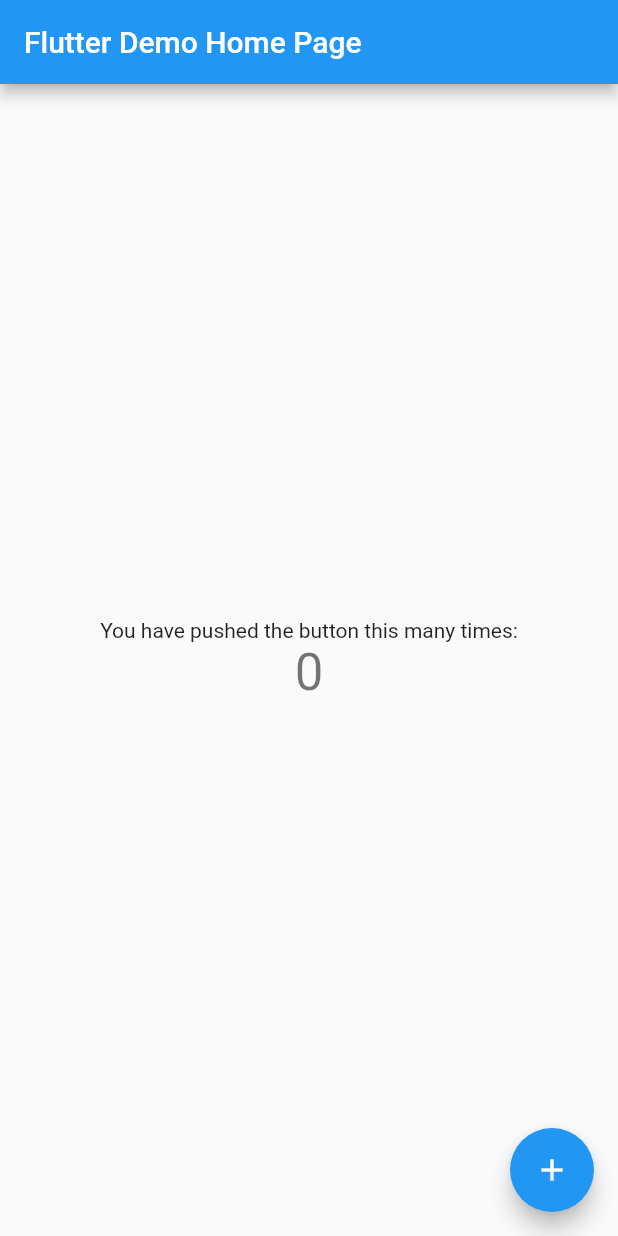
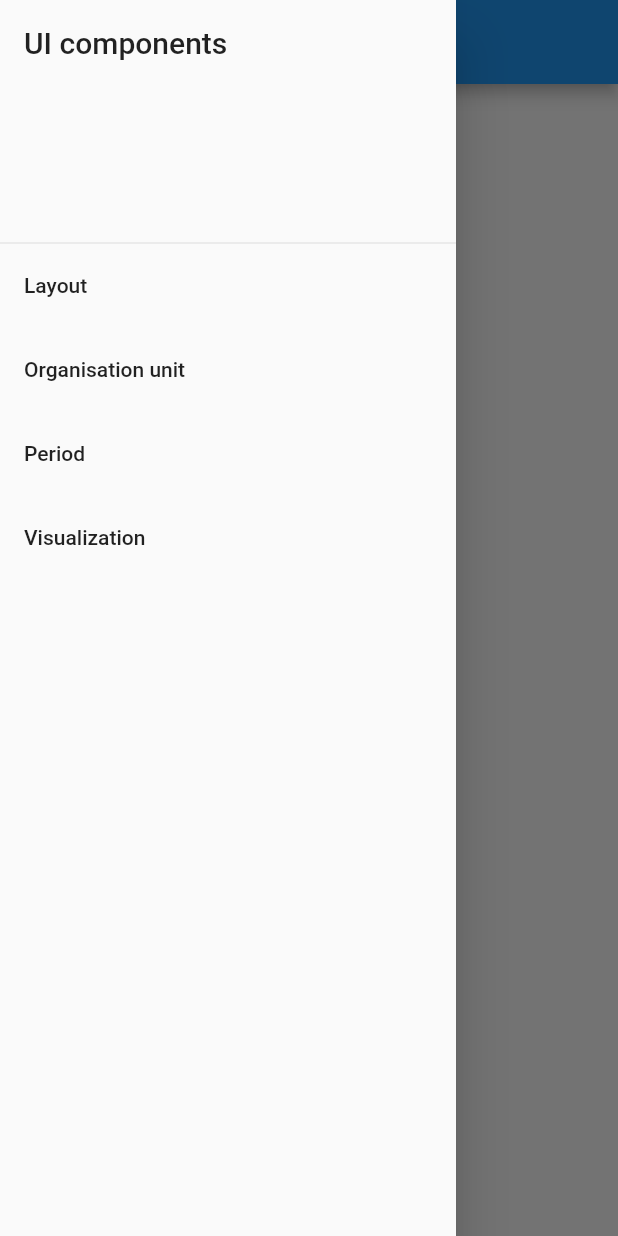
Before and after one commit to dhis2-club-tanzania/dhis2-flutter-ui, a Flutter app: the screen it shows after launch, with the side drawer open (before the commit the screen has no drawer), on a phone screen of 412 x 824 dp. Run offline on Flutter 3.47's test engine with Material 2 defaults, Android fonts, the phone set to English and light mode, and no system bars.

Commit message:
feat(example): added the base routing to example modules

```diff
--- a/example/lib/main.dart
+++ b/example/lib/main.dart
@@ -1,3 +1,8 @@
+import 'package:example/nav_drawer.dart';
+import 'package:example/pages/layout_page.dart';
+import 'package:example/pages/organisation_unit_page.dart';
+import 'package:example/pages/period_page.dart';
+import 'package:example/pages/visualization_page.dart';
 import 'package:flutter/material.dart';
 
 void main() {
@@ -5,39 +10,26 @@ void main() {
 }
 
 class MyApp extends StatelessWidget {
-  // This widget is the root of your application.
   @override
   Widget build(BuildContext context) {
     return MaterialApp(
       title: 'Flutter Demo',
       theme: ThemeData(
-        // This is the theme of your application.
-        //
-        // Try running your application with "flutter run". You'll see the
-        // application has a blue toolbar. Then, without quitting the app, try
-        // changing the primarySwatch below to Colors.green and then invoke
-        // "hot reload" (press "r" in the console where you ran "flutter run",
-        // or simply save your changes to "hot reload" in a Flutter IDE).
-        // Notice that the counter didn't reset back to zero; the application
-        // is not restarted.
         primarySwatch: Colors.blue,
       ),
-      home: MyHomePage(title: 'Flutter Demo Home Page'),
+      home: MyHomePage(title: 'DHIS2 flutter ui'),
+      routes: {
+        '/layout': (context) => LayoutPage(),
+        '/organisation': (context) => OrganisationUnitPage(),
+        '/visualization': (context) => VisualizationPage(),
+        '/period': (context) => PeriodPage()
+      },
     );
   }
 }
 
 class MyHomePage extends StatefulWidget {
   MyHomePage({Key key, this.title}) : super(key: key);
-
-  // This widget is the home page of your application. It is stateful, meaning
-  // that it has a State object (defined below) that contains fields that affect
-  // how it looks.
-
-  // This class is the configuration for the state. It holds the values (in this
-  // case the title) provided by the parent (in this case the App widget) and
-  // used by the build method of the State. Fields in a Widget subclass are
-  // always marked "final".
 
   final String title;
 
@@ -46,68 +38,23 @@ class MyHomePage extends StatefulWidget {
 }
 
 class _MyHomePageState extends State<MyHomePage> {
-  int _counter = 0;
-
-  void _incrementCounter() {
-    setState(() {
-      // This call to setState tells the Flutter framework that something has
-      // changed in this State, which causes it to rerun the build method below
-      // so that the display can reflect the updated values. If we changed
-      // _counter without calling setState(), then the build method would not be
-      // called again, and so nothing would appear to happen.
-      _counter++;
-    });
-  }
-
   @override
   Widget build(BuildContext context) {
-    // This method is rerun every time setState is called, for instance as done
-    // by the _incrementCounter method above.
-    //
-    // The Flutter framework has been optimized to make rerunning build methods
-    // fast, so that you can just rebuild anything that needs updating rather
-    // than having to individually change instances of widgets.
     return Scaffold(
+      drawer: NavDrawer(),
       appBar: AppBar(
-        // Here we take the value from the MyHomePage object that was created by
-        // the App.build method, and use it to set our appbar title.
         title: Text(widget.title),
       ),
       body: Center(
-        // Center is a layout widget. It takes a single child and positions it
-        // in the middle of the parent.
         child: Column(
-          // Column is also a layout widget. It takes a list of children and
-          // arranges them vertically. By default, it sizes itself to fit its
-          // children horizontally, and tries to be as tall as its parent.
-          //
-          // Invoke "debug painting" (press "p" in the console, choose the
-          // "Toggle Debug Paint" action from the Flutter Inspector in Android
-          // Studio, or the "Toggle Debug Paint" command in Visual Studio Code)
-          // to see the wireframe for each widget.
-          //
-          // Column has various properties to control how it sizes itself and
-          // how it positions its children. Here we use mainAxisAlignment to
-          // center the children vertically; the main axis here is the vertical
-          // axis because Columns are vertical (the cross axis would be
-          // horizontal).
           mainAxisAlignment: MainAxisAlignment.center,
           children: <Widget>[
             Text(
-              'You have pushed the button this many times:',
-            ),
-            Text(
-              '$_counter',
-              style: Theme.of(context).textTheme.headline4,
+              'Welcome to the DHIS flutter UI!',
             ),
           ],
         ),
       ),
-      floatingActionButton: FloatingActionButton(
-        onPressed: _incrementCounter,
-        tooltip: 'Increment',
-        child: Icon(Icons.add),
-      ), // This trailing comma makes auto-formatting nicer for build methods.
     );
   }
 }
--- /dev/null
+++ b/example/lib/nav_drawer.dart
@@ -0,0 +1,48 @@
+import 'package:example/pages/layout_page.dart';
+import 'package:flutter/material.dart';
+
+class NavDrawer extends StatelessWidget {
+  void navigateToLayout(BuildContext context) {
+    Navigator.of(context).pop();
+    Navigator.push(
+      context,
+      MaterialPageRoute(
+        builder: (context) => LayoutPage(),
+      ),
+    );
+  }
+
+  @override
+  Widget build(BuildContext context) {
+    return Drawer(
+      child: ListView(
+        padding: EdgeInsets.zero,
+        children: <Widget>[
+          DrawerHeader(
+            margin: EdgeInsets.only(top: 1, bottom: 0),
+            child: Text(
+              'UI components',
+              style: TextStyle(fontSize: 20),
+            ),
+          ),
+          ListTile(
+            title: Text('Layout'),
+            onTap: () => {Navigator.pushNamed(context, '/layout')},
+          ),
+          ListTile(
+            title: Text('Organisation unit'),
+            onTap: () => {Navigator.pushNamed(context, '/organisation')},
+          ),
+          ListTile(
+            title: Text('Period'),
+            onTap: () => {Navigator.pushNamed(context, '/period')},
+          ),
+          ListTile(
+            title: Text('Visualization'),
+            onTap: () => {Navigator.pushNamed(context, '/visualization')},
+          ),
+        ],
+      ),
+    );
+  }
+}
```
Also changed, not shown: example/lib/pages/layout_page.dart (added, +19 -0 lines), example/lib/pages/organisation_unit_page.dart (added, +19 -0 lines), example/lib/pages/period_page.dart (added, +19 -0 lines), example/lib/pages/visualization_page.dart (added, +19 -0 lines).
